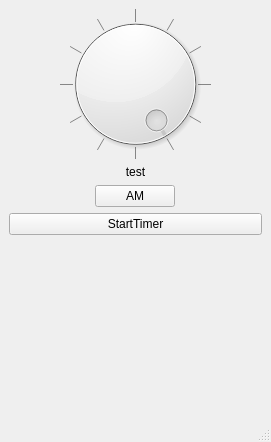
Old version of the form views/mainwindow.ui in the repository JasonColtier/PCStopper.
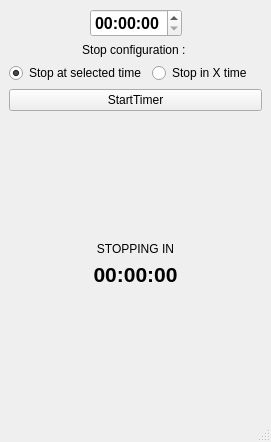
New version of the form.

Commit message: working timer ! no more dial

```diff
--- a/views/mainwindow.ui
+++ b/views/mainwindow.ui
@@ -19,68 +19,53 @@
      <enum>QLayout::SetDefaultConstraint</enum>
     </property>
     <item>
-     <widget class="QDial" name="dial">
-      <property name="sizePolicy">
-       <sizepolicy hsizetype="Preferred" vsizetype="Preferred">
-        <horstretch>0</horstretch>
-        <verstretch>0</verstretch>
-       </sizepolicy>
-      </property>
-      <property name="minimumSize">
-       <size>
-        <width>0</width>
-        <height>150</height>
-       </size>
-      </property>
-      <property name="baseSize">
-       <size>
-        <width>2</width>
-        <height>0</height>
-       </size>
-      </property>
-      <property name="cursor">
-       <cursorShape>ClosedHandCursor</cursorShape>
-      </property>
-      <property name="autoFillBackground">
-       <bool>false</bool>
-      </property>
-      <property name="minimum">
-       <number>0</number>
-      </property>
-      <property name="maximum">
-       <number>12</number>
-      </property>
-      <property name="pageStep">
-       <number>1</number>
-      </property>
-      <property name="value">
-       <number>11</number>
-      </property>
-      <property name="sliderPosition">
-       <number>11</number>
-      </property>
-      <property name="tracking">
-       <bool>true</bool>
-      </property>
-      <property name="orientation">
-       <enum>Qt::Horizontal</enum>
-      </property>
-      <property name="invertedAppearance">
-       <bool>false</bool>
-      </property>
-      <property name="invertedControls">
-       <bool>false</bool>
-      </property>
-      <property name="wrapping">
-       <bool>true</bool>
-      </property>
-      <property name="notchTarget">
-       <double>1.000000000000000</double>
-      </property>
-      <property name="notchesVisible">
-       <bool>true</bool>
-      </property>
-     </widget>
+     <layout class="QHBoxLayout" name="horizontalLayout_4">
+      <item>
+       <spacer name="horizontalSpacer_2">
+        <property name="orientation">
+         <enum>Qt::Horizontal</enum>
+        </property>
+        <property name="sizeHint" stdset="0">
+         <size>
+          <width>40</width>
+          <height>20</height>
+         </size>
+        </property>
+       </spacer>
+      </item>
+      <item>
+       <widget class="QDateTimeEdit" name="dateTimeEdit">
+        <property name="font">
+         <font>
+          <pointsize>12</pointsize>
+          <bold>true</bold>
+         </font>
+        </property>
+        <property name="autoFillBackground">
+         <bool>false</bool>
+        </property>
+        <property name="displayFormat">
+         <string>HH:mm:ss</string>
+        </property>
+        <property name="calendarPopup">
+         <bool>true</bool>
+        </property>
+       </widget>
+      </item>
+      <item>
+       <spacer name="horizontalSpacer">
+        <property name="orientation">
+         <enum>Qt::Horizontal</enum>
+        </property>
+        <property name="sizeHint" stdset="0">
+         <size>
+          <width>40</width>
+          <height>20</height>
+         </size>
+        </property>
+       </spacer>
+      </item>
+     </layout>
     </item>
     <item>
      <widget class="QLabel" name="labelDialValue">
@@ -97,7 +82,7 @@
        </size>
       </property>
       <property name="text">
-       <string>test</string>
+       <string>Stop configuration : </string>
       </property>
       <property name="textFormat">
        <enum>Qt::PlainText</enum>
@@ -109,10 +94,20 @@
     </item>
     <item>
      <layout class="QHBoxLayout" name="horizontalLayout">
-      <item alignment="Qt::AlignHCenter|Qt::AlignVCenter">
-       <widget class="QPushButton" name="am_pm_button">
+      <item>
+       <widget class="QRadioButton" name="stopAtTimeRadio">
         <property name="text">
-         <string>AM</string>
+         <string>Stop at selected time</string>
+        </property>
+        <property name="checked">
+         <bool>true</bool>
+        </property>
+       </widget>
+      </item>
+      <item>
+       <widget class="QRadioButton" name="stopInTimeRadio">
+        <property name="text">
+         <string>Stop in X time</string>
         </property>
        </widget>
       </item>
@@ -125,6 +120,45 @@
       </property>
      </widget>
     </item>
+    <item>
+     <spacer name="verticalSpacer_2">
+      <property name="orientation">
+       <enum>Qt::Vertical</enum>
+      </property>
+      <property name="sizeHint" stdset="0">
+       <size>
+        <width>20</width>
+        <height>40</height>
+       </size>
+      </property>
+     </spacer>
+    </item>
+    <item>
+     <widget class="QLabel" name="label">
+      <property name="text">
+       <string>STOPPING IN</string>
+      </property>
+      <property name="alignment">
+       <set>Qt::AlignCenter</set>
+      </property>
+     </widget>
+    </item>
+    <item>
+     <widget class="QLabel" name="countDown">
+      <property name="font">
+       <font>
+        <pointsize>16</pointsize>
+        <bold>true</bold>
+       </font>
+      </property>
+      <property name="text">
+       <string>00:00:00</string>
+      </property>
+      <property name="alignment">
+       <set>Qt::AlignCenter</set>
+      </property>
+     </widget>
+    </item>
     <item>
      <layout class="QHBoxLayout" name="horizontalLayout_2"/>
     </item>
```
The commit also changes 4 other files.
